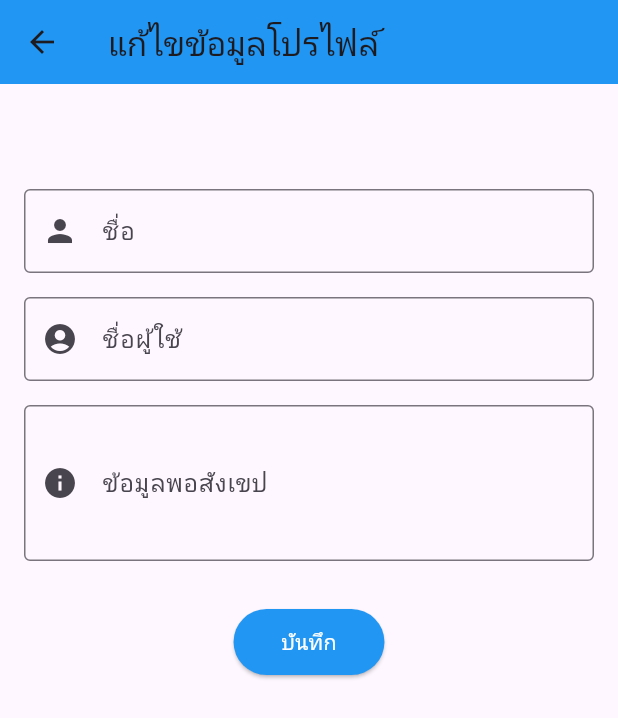
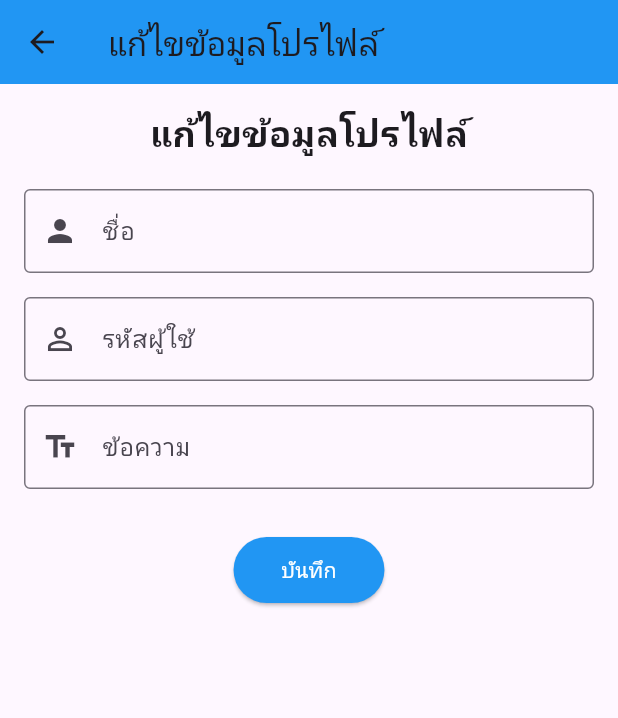
Before and after one commit to laemthong/profile1, a Flutter app: the EditProfilePage screen opened directly with empty values, after a tap on "บันทึก", on a phone screen of 412 x 824 dp. Shown: the top 718 px of the screen. Run offline on Flutter 3.47's test engine with Material 3 defaults, Android fonts, the phone set to English and light mode, and no system bars; our stand-ins replace image_picker; network calls fail.

Commit message:
กว่าสิได้

```diff
--- a/lib/profile.dart
+++ b/lib/profile.dart
@@ -21,13 +21,19 @@ class _ProfilePageState extends State<ProfilePage> {
 
   Future<void> fetchProfileData() async {
     final response = await http.get(
-      Uri.parse('http://192.168.100.13/test6/get_profile.php?pro_id=P001'), // เปลี่ยนเป็นที่อยู่เซิร์ฟเวอร์ของคุณ
+      Uri.parse('http://192.168.1.41/test6/get_profile.php?user_id=keys1805'), // เปลี่ยนเป็นที่อยู่เซิร์ฟเวอร์ของคุณ
     );
 
+    print('Response body: ${response.body}'); // เพิ่มการแสดงผล response body
+
     if (response.statusCode == 200) {
-      setState(() {
-        profileData = json.decode(response.body);
-      });
+      try {
+        setState(() {
+          profileData = json.decode(response.body);
+        });
+      } catch (e) {
+        print('Error parsing JSON: $e');
+      }
     } else {
       throw Exception('Failed to load profile data');
     }
@@ -50,7 +56,7 @@ class _ProfilePageState extends State<ProfilePage> {
     );
 
     if (result == true) {
-      fetchProfileData();
+      fetchProfileData(); // รีเฟรชข้อมูลหลังจากที่กลับมาจากการแก้ไข
     }
   }
 
@@ -96,12 +102,12 @@ class _ProfilePageState extends State<ProfilePage> {
                   ),
                   SizedBox(height: 16),
                   Text(
-                    profileData!['pro_name'] ?? 'Unknown',
+                    profileData!['user_name'] ?? 'Unknown',
                     style: TextStyle(fontSize: 24, fontWeight: FontWeight.bold),
                   ),
-                  Text('@${profileData!['pro_username']}', style: TextStyle(color: Colors.grey[700])),
+                  Text('@${profileData!['user_id']}', style: TextStyle(color: Colors.grey[700])),
                   SizedBox(height: 8),
-                  Text(profileData!['pro_brief'] ?? 'ยังไม่ได้เขียนอะไรเลย'),
+                  Text(profileData!['user_text'] != null ? ' ${profileData!['user_text']}' : ' Unknown'),
                   SizedBox(height: 16),
                   ElevatedButton(
                     style: ElevatedButton.styleFrom(
@@ -134,30 +140,33 @@ class EditProfilePage extends StatefulWidget {
 
 class _EditProfilePageState extends State<EditProfilePage> {
   late TextEditingController _nameController;
-  late TextEditingController _usernameController;
-  late TextEditingController _briefController;
+  late TextEditingController _idController;
+  late TextEditingController _textController;
 
   @override
   void initState() {
     super.initState();
-    _nameController = TextEditingController(text: widget.profileData['pro_name'] ?? '');
-    _usernameController = TextEditingController(text: widget.profileData['pro_username'] ?? '');
-    _briefController = TextEditingController(text: widget.profileData['pro_brief'] ?? '');
+    _nameController = TextEditingController(text: widget.profileData['user_name'] ?? '');
+    _idController = TextEditingController(text: widget.profileData['user_id'] ?? '');
+    _textController = TextEditingController(text: widget.profileData['user_text']?.toString() ?? '');
   }
 
   Future<void> _saveProfile() async {
     final response = await http.post(
-      Uri.parse('http://192.168.100.13/test6/update_profile.php'), // เปลี่ยนเป็นที่อยู่เซิร์ฟเวอร์ของคุณ
+      Uri.parse('http://192.168.1.41/test6/update_profile.php'), // เปลี่ยนเป็นที่อยู่เซิร์ฟเวอร์ของคุณ
       body: {
-        'pro_id': widget.profileData['pro_id'] ?? '',
-        'pro_name': _nameController.text,
-        'pro_username': _usernameController.text,
-        'pro_brief': _briefController.text,
+        'user_id': widget.profileData['user_id'] ?? '',
+        'user_name': _nameController.text,
+        'user_text': _textController.text,
       },
     );
 
     if (response.statusCode == 200) {
-      Navigator.pop(context, true);
+      setState(() {
+        widget.profileData['user_name'] = _nameController.text;
+        widget.profileData['user_text'] = _textController.text;
+      });
+      Navigator.pop(context, true); // ส่งค่ากลับไปเพื่อรีเฟรชข้อมูลใน ProfilePage
     } else {
       throw Exception('Failed to update profile data');
     }
@@ -178,7 +187,7 @@ class _EditProfilePageState extends State<EditProfilePage> {
             children: <Widget>[
               Center(
                 child: Text(
-                  '',
+                  'แก้ไขข้อมูลโปรไฟล์',
                   style: TextStyle(fontSize: 24, fontWeight: FontWeight.bold),
                 ),
               ),
@@ -193,22 +202,22 @@ class _EditProfilePageState extends State<EditProfilePage> {
               ),
               SizedBox(height: 16),
               TextField(
-                controller: _usernameController,
+                controller: _idController,
                 decoration: InputDecoration(
-                  labelText: 'ชื่อผู้ใช้',
+                  labelText: 'รหัสผู้ใช้',
                   border: OutlineInputBorder(),
-                  prefixIcon: Icon(Icons.account_circle),
+                  prefixIcon: Icon(Icons.perm_identity),
                 ),
               ),
               SizedBox(height: 16),
               TextField(
-                controller: _briefController,
+                controller: _textController,
                 decoration: InputDecoration(
-                  labelText: 'ข้อมูลพอสังเขป',
+                  labelText: 'ข้อความ',
                   border: OutlineInputBorder(),
-                  prefixIcon: Icon(Icons.info),
+                  prefixIcon: Icon(Icons.text_fields),
                 ),
-                maxLines: 3,
+                keyboardType: TextInputType.text,
               ),
               SizedBox(height: 30),
               Center(
```
